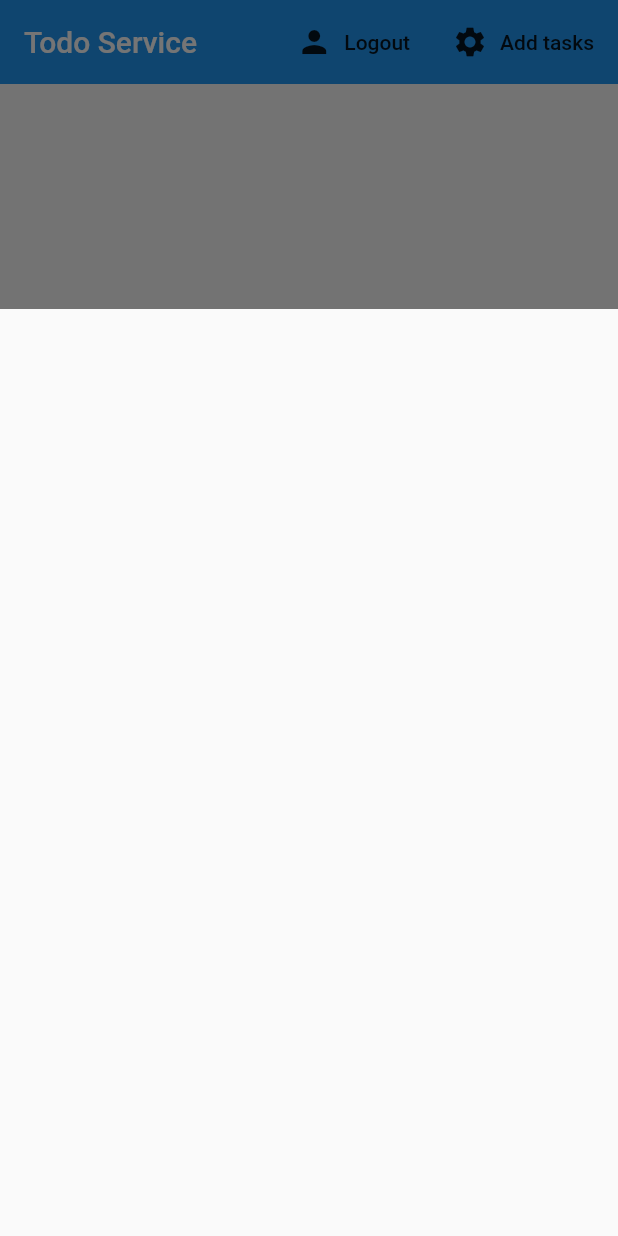
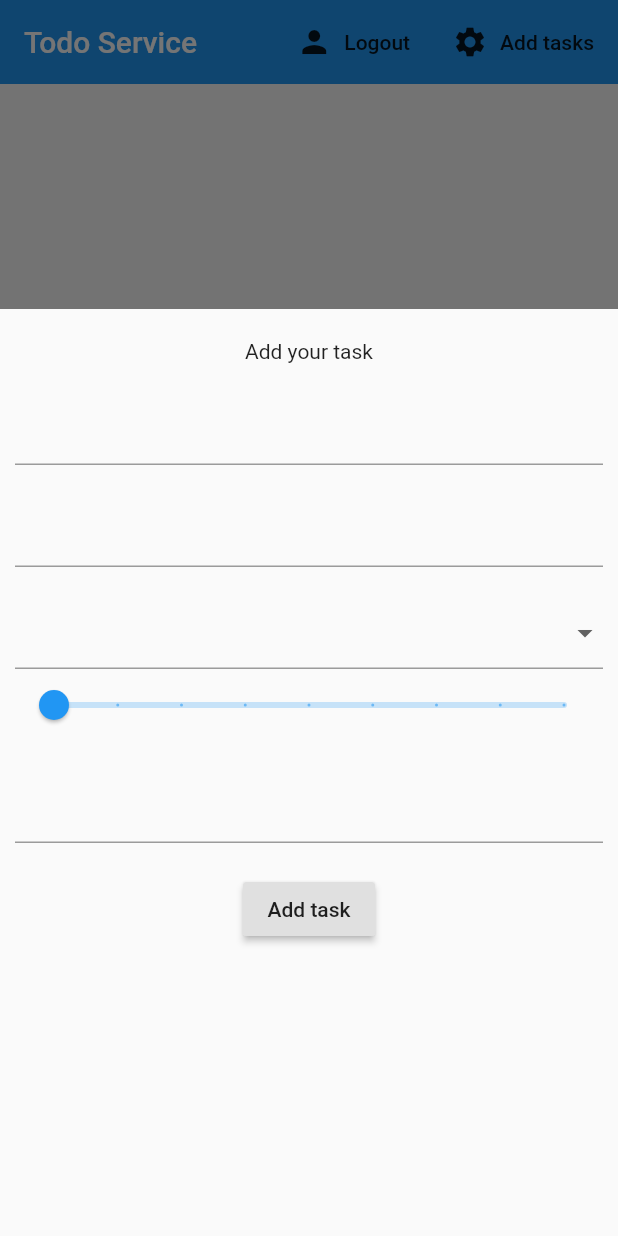
Before and after one commit to Nakamurus/flutter_todo, a Flutter app: the screen it shows once a user with an empty profile is signed in, after a tap on "Add tasks", on a phone screen of 412 x 824 dp. Run offline on Flutter 3.47's test engine with Material 2 defaults, Android fonts, the phone set to English and light mode, and no system bars; drawn by our look-alikes of datetime_picker_formfield; our stand-ins replace cloud_firestore, firebase_auth, firebase_core; accounts and stored records are empty.

Commit message:
revert the changes: firestore map structure is nested again

```diff
--- a/lib/screens/home/create_task.dart
+++ b/lib/screens/home/create_task.dart
@@ -27,12 +27,6 @@ class _CreateTaskState extends State<CreateTask> {
   @override
   Widget build(BuildContext context) {
     final user = Provider.of<CustomUser>(context);
-
-    return StreamBuilder<UserData>(
-      stream: DatabaseService(uid: user.uid).userData,
-      builder: (context, snapshot) {
-        if (snapshot.hasData) {
-          UserData userData = snapshot.data;
 
     return Form(
       key: _formKey,
@@ -91,7 +85,6 @@ class _CreateTaskState extends State<CreateTask> {
             child: Text('Add task'),
             onPressed: () async {
               await DatabaseService(uid: user.uid).updateUserData(
-                      userData.name,
                 title,
                 detail,
                 priority,
@@ -104,10 +97,5 @@ class _CreateTaskState extends State<CreateTask> {
         ],
       ),
     );
-        } else {
-          return Container();
   }
 }
-    );
-  }
-}
--- a/lib/screens/home/todo_list.dart
+++ b/lib/screens/home/todo_list.dart
@@ -8,19 +8,21 @@ class TodoList extends StatelessWidget {
   @override
   Widget build(BuildContext context) {
 
-    final tasks = Provider.of<List<Todo>>(context);
+    final tasks = Provider.of<List<Todo>>(context) ?? [];
 
-    tasks?.map((e) => e.title != "");
-    tasks?.sort((a,b) {
+    if (!tasks.isEmpty) {
+      tasks.map((e) => e.title != "");
+      tasks.sort((a,b) {
         if (a.deadline.day == b.deadline.day) {
           return a.priority.compareTo(b.priority);
         } else {
           return a.deadline.compareTo(b.deadline);
         }
       });
+    }
 
     return ListView.builder(
-      itemCount: tasks?.length ?? 0,
+      itemCount: tasks.length,
       itemBuilder: (context, index) {
         return TodoTile(todo: tasks[index]);
       }
--- a/lib/services/database.dart
+++ b/lib/services/database.dart
@@ -14,29 +14,33 @@ class DatabaseService {
   Future registerUserData(String name) async {
     return todoCollection.doc(uid).set({
       'user_name': name,
+      'tasks': FieldValue.arrayUnion([{
         'title': '',
         'detail': '',
         'priority': '0',
         'importance': 0,
         'created_at': Timestamp.fromDate(new DateTime.now()),
         'deadline': Timestamp.fromDate(new DateTime.now())
+      }])
     });
   }
 
-  Future updateUserData(String name, String title, String detail, String priority, int importance, DateTime deadline) async {
+  Future updateUserData(String title, String detail, String priority, int importance, DateTime deadline) async {
 
     return todoCollection.doc(uid).update({
-      'user_name': name,
+      'tasks': FieldValue.arrayUnion([{
         'title': title,
         'detail': detail,
         'priority': priority,
         'importance': importance,
         'created_at': Timestamp.fromDate(new DateTime.now()),
         'deadline': Timestamp.fromDate(deadline)
+      }]),
     });
   }
 
   UserData _userDataFromSnapshot(DocumentSnapshot snapshot) {
+    // snapshot.data()['tasks'].map((e) => e.title == )
     return UserData(
       uid: uid,
       name: snapshot.data()['user_name'],
@@ -44,22 +48,24 @@ class DatabaseService {
       detail: snapshot.data()['detail'],
       importance: snapshot.data()['importance'],
       priority: snapshot.data()['priority'],
-      createdAt: snapshot.data()['createdAt'].toDate(),
-      deadline: snapshot.data()['deadline'].toDate(),
+      createdAt: snapshot.data()['createdAt'],
+      deadline: snapshot.data()['deadline'],
     );
   }
 
   List<Todo> _todoListFromSnapshot(DocumentSnapshot snapshot) {
     final List<Todo> collection = [];
+    snapshot.data()['tasks'].forEach((result) {
       collection.add(Todo(
         name: snapshot.data()['user_name'],
-      title: snapshot.data()['title'],
-      detail: snapshot.data()['detail'],
-      importance: snapshot.data()['importance'],
-      priority: snapshot.data()['priority'],
-      createdAt: snapshot.data()['createdAt']?.toDate(),
-      deadline: snapshot.data()['deadline']?.toDate(),
+        title: result['title'] ?? '',
+        detail: result['detail'] ?? '',
+        priority: result['priority'] ?? '0',
+        importance: result['importance'] ?? 0,
+        createdAt: result['createdAt']?.toDate() ?? DateTime.now(),
+        deadline: result['deadline']?.toDate() ?? DateTime.now().add(Duration(days: 7)),
       ));
+    });
     return collection;
   }
 
@@ -67,9 +73,4 @@ class DatabaseService {
     return todoCollection.doc(uid).snapshots()
       .map(_todoListFromSnapshot);
   }
-
-  Stream<UserData> get userData {
-    return todoCollection.doc(uid).snapshots()
-      .map(_userDataFromSnapshot);
 }
-}
```
Lines whose indentation alone changed are shown as unchanged.
